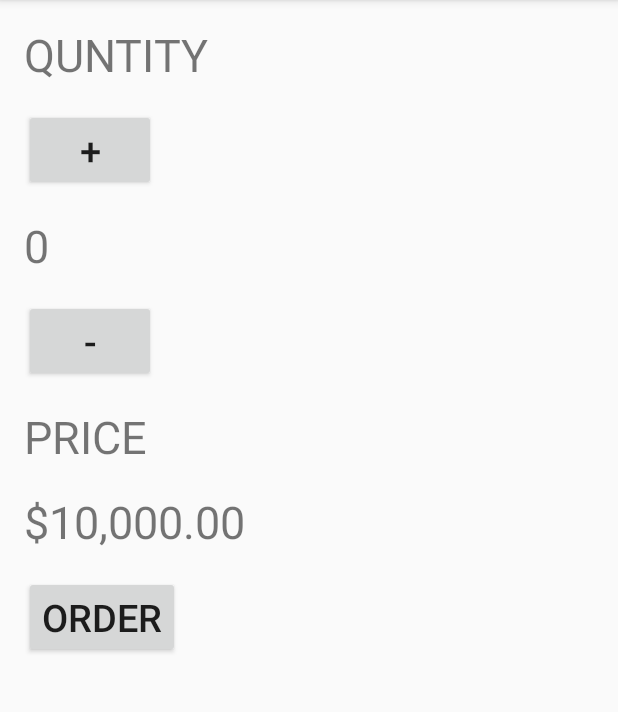
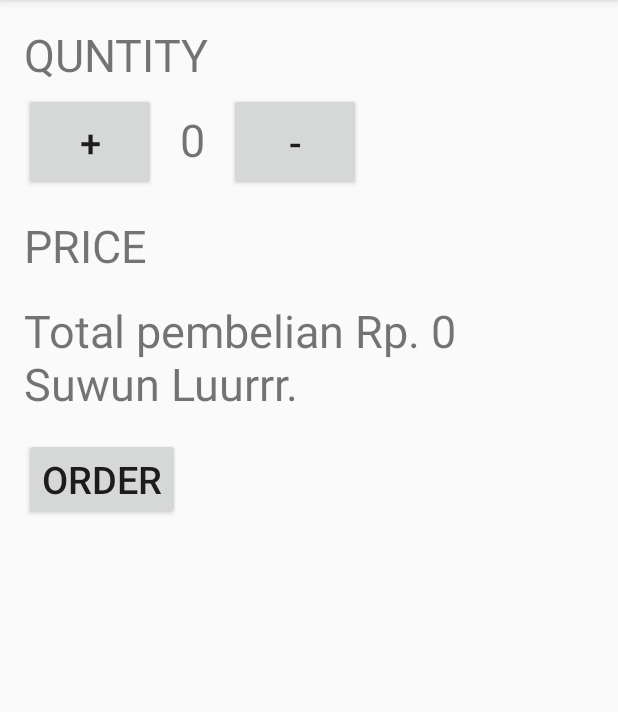
Before and after one commit to JakaMirnaFirmansyah20520017/JustJava, an Android app: the screen it shows after launch (MainActivity), after a tap on "ORDER", on a phone screen of 412 x 824 dp, the part 84-796 px from its top. Run offline under Robolectric (Android 15) with nearby library versions, the phone set to English and light mode, and no system bars.

Commit message:
Rangkaian String
Menambah data picker dan rangkaian string

```diff
--- a/app/src/main/java/com/example/justjava/MainActivity.java
+++ b/app/src/main/java/com/example/justjava/MainActivity.java
@@ -6,11 +6,13 @@ import android.os.Bundle;
 import android.view.View;
 import android.widget.TextView;
 
+import org.w3c.dom.Text;
+
 import java.text.NumberFormat;
 import java.util.Locale;
 
 public class MainActivity extends AppCompatActivity {
-int quantity = 2;
+int quantity = 0;
     @Override
     protected void onCreate(Bundle savedInstanceState) {
         super.onCreate(savedInstanceState);
@@ -29,7 +31,15 @@ int quantity = 2;
         display(quantity);
     }
     public void submitOrder(View view) {
-        displayPrice(quantity * 5000);
+        int price = quantity * 5000;
+        String priceMessage = "Total pembelian Rp. " + price;
+        priceMessage = priceMessage + "\nSuwun Luurrr. ";
+        displayMessage(priceMessage);
+    }
+
+    private void displayMessage(String message) {
+        TextView priceTextView = (TextView) findViewById(R.id.price_text_view);
+        priceTextView.setText(message);
     }
 
     private void display(int number) {
--- a/app/src/main/res/layout/activity_main.xml
+++ b/app/src/main/res/layout/activity_main.xml
@@ -14,31 +14,43 @@
         android:textSize="30sp"
         android:paddingTop="16dp"
         android:paddingLeft="16dp"/>
-    <Button
+
+    <LinearLayout
         android:layout_width="wrap_content"
         android:layout_height="wrap_content"
+        android:orientation="horizontal">
+
+        <Button
+            android:layout_width="match_parent"
+            android:layout_height="match_parent"
+            android:layout_marginLeft="16dp"
+            android:layout_marginTop="5dp"
+            android:onClick="increment"
             android:text="+"
-        android:textSize="25sp"
-        android:layout_marginTop="16dp"
-        android:layout_marginLeft="16dp"
-        android:onClick="increment" />
+            android:textAlignment="center"
+            android:textSize="25sp" />
+
         <TextView
-        android:layout_width="wrap_content"
-        android:layout_height="wrap_content"
+            android:id="@+id/quantity_text_view"
+            android:layout_width="match_parent"
+            android:layout_height="match_parent"
+            android:paddingLeft="16dp"
+            android:paddingTop="16dp"
             android:text="0"
-        android:textSize="30sp"
-        android:paddingTop="16dp"
-        android:paddingLeft="16dp"
-        android:id="@+id/quantity_text_view"/>
+            android:textAlignment="center"
+            android:textSize="30sp" />
+
         <Button
             android:id="@+id/decr_butt"
-        android:layout_width="wrap_content"
-        android:layout_height="wrap_content"
+            android:layout_width="match_parent"
+            android:layout_height="match_parent"
+            android:layout_marginLeft="16dp"
+            android:layout_marginTop="5dp"
+            android:onClick="decrement"
             android:text="-"
-        android:textSize="25sp"
-        android:layout_marginTop="16dp"
-        android:layout_marginLeft="16dp"
-        android:onClick="decrement" />
+            android:textAlignment="center"
+            android:textSize="25sp" />
+    </LinearLayout>
     <TextView
         android:layout_width="wrap_content"
         android:layout_height="wrap_content"
```
Lines whose indentation alone changed are shown as unchanged.
